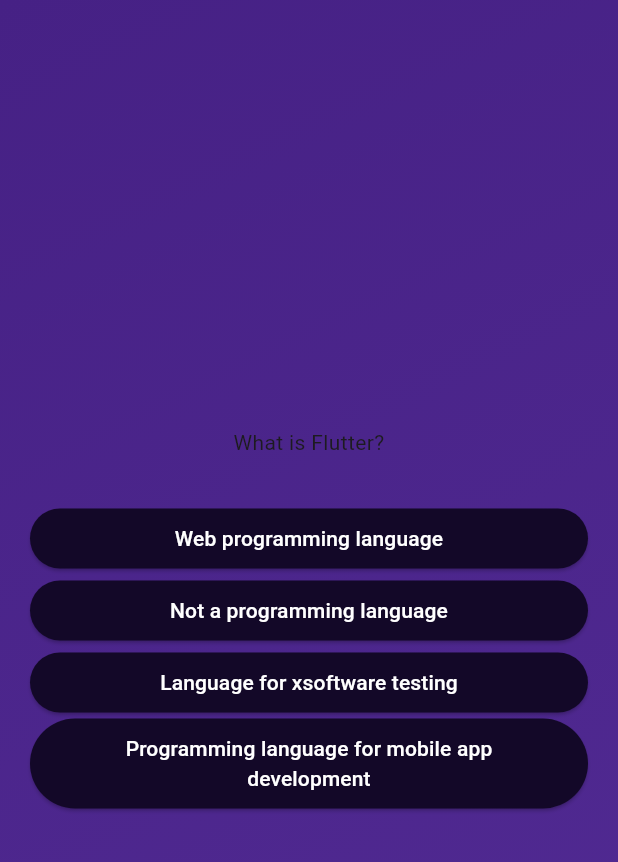
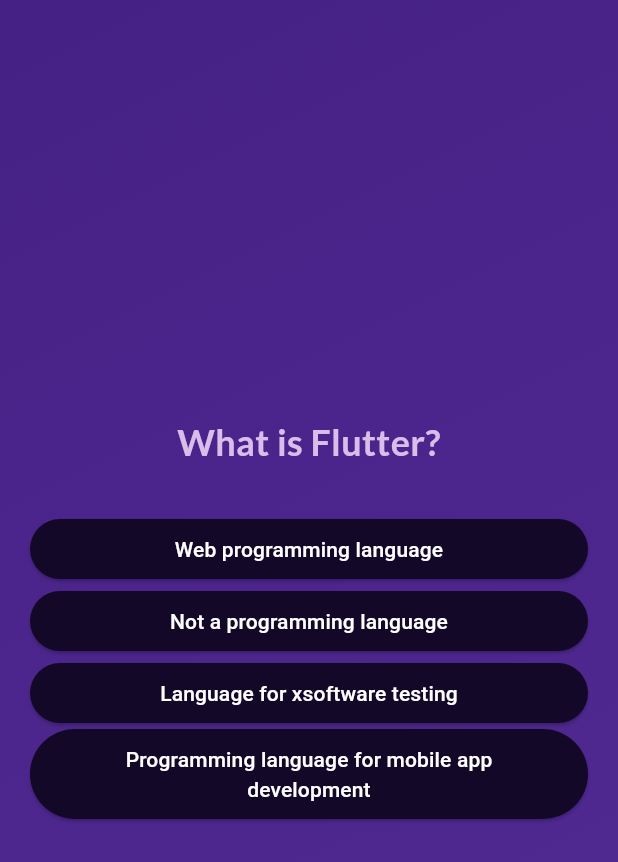
Before and after one commit to Anitaachu/flutter-quiz-app, a Flutter app: the screen it shows after launch, after a tap on "Start Quiz", on a phone screen of 412 x 824 dp. Shown: the top 862 px of the screen. Run offline on Flutter 3.47's test engine with Material 3 defaults, Android fonts, the phone set to English and light mode, and no system bars; our stand-ins replace google_fonts.

Commit message:
added goggle founts and removed invalid length

```diff
--- a/lib/questions.dart
+++ b/lib/questions.dart
@@ -1,6 +1,7 @@
 import 'package:flutter/material.dart';
 import 'package:first_app/answer_button.dart';
 import 'package:first_app/data/dummy_questions.dart';
+import 'package:google_fonts/google_fonts.dart';
 
 class QuestionScreen extends StatefulWidget {
   const QuestionScreen({
@@ -39,6 +40,10 @@ class _QuestionScreenState extends State<QuestionScreen> {
             children: [
               Text(
                 currentQuestion.text,
+                style: GoogleFonts.lato(
+                    color: Color.fromARGB(255, 219, 188, 235),
+                    fontWeight: FontWeight.bold,
+                    fontSize: 24),
                 textAlign: TextAlign.center,
               ),
               const SizedBox(height: 30),
--- a/lib/quiz.dart
+++ b/lib/quiz.dart
@@ -18,7 +18,7 @@ class QuizScreen extends StatefulWidget {
 }
 
 class _QuizScreenState extends State<QuizScreen> {
-  final List<String> selectedAnswers = [];
+  List<String> selectedAnswers = [];
   var activeScreen = 'start-screen';
 
   // @override
@@ -38,6 +38,7 @@ class _QuizScreenState extends State<QuizScreen> {
 
     if (selectedAnswers.length == dummyQuestions.length) {
       setState(() {
+        selectedAnswers = [];
         activeScreen = 'start-screen';
       });
     }
```
